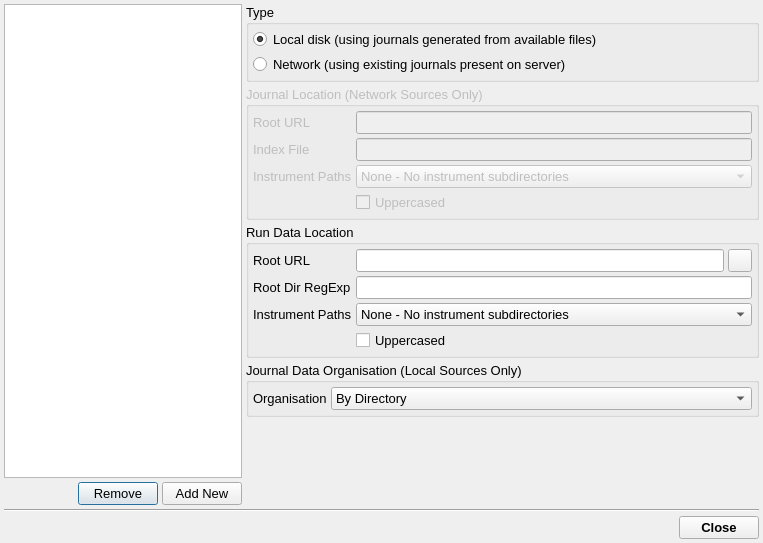
Above: frontend/journalSourcesDialog.ui from disorderedmaterials/jv2 before the change. Below: the same form after it.
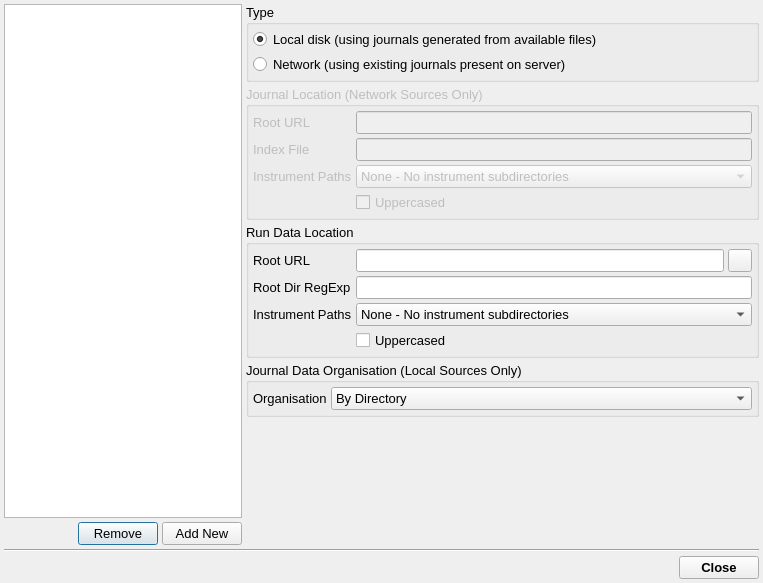
That is the form after the change. Icons and pictures are not drawn.

Commit message: Set availability of source in dialog, save whether user-defined to settings.

The edit to the form file:
```diff
--- a/frontend/journalSourcesDialog.ui
+++ b/frontend/journalSourcesDialog.ui
@@ -7,7 +7,7 @@
     <x>0</x>
     <y>0</y>
     <width>763</width>
-    <height>543</height>
+    <height>583</height>
    </rect>
   </property>
   <property name="font">
```
Left out of the diff: 12 changed lines with no effect on the pictures. The commit also changes 5 other files.
